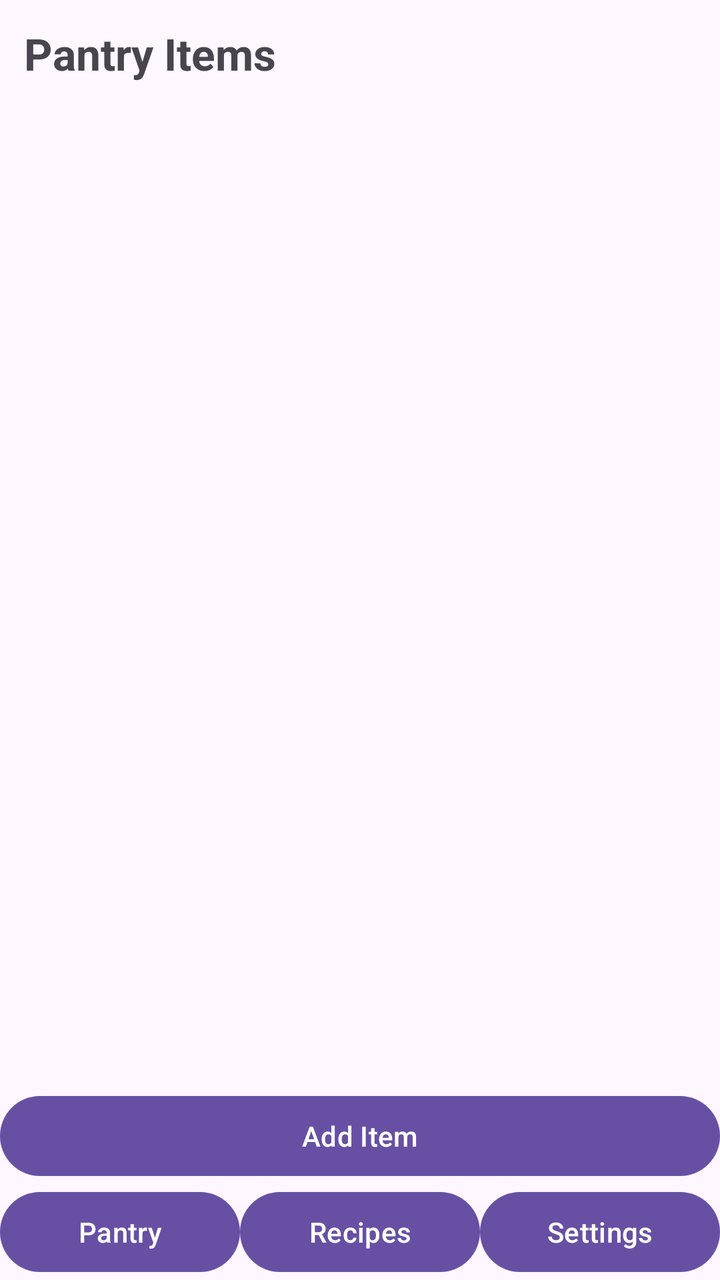
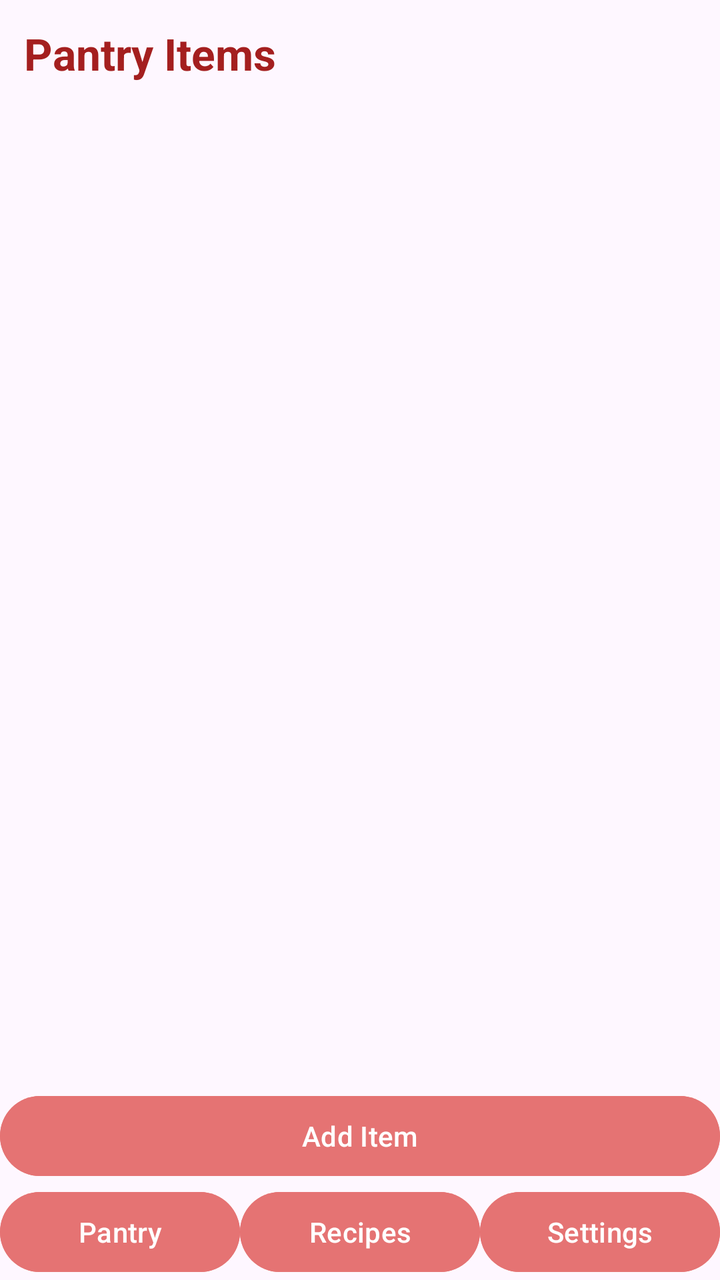

Before-and-after screenshots of an Android layout around one commit, followed by the original layout XML and the change that was made.
<!-- AndroidManifest.xml: application theme Theme.SmartPantryManager -->
<!-- res/layout/activity_pantry_list.xml -->
<?xml version="1.0" encoding="utf-8"?>
<androidx.constraintlayout.widget.ConstraintLayout
    xmlns:android="http://schemas.android.com/apk/res/android"
    xmlns:app="http://schemas.android.com/apk/res-auto"
    android:layout_width="match_parent"
    android:layout_height="match_parent"
    android:fitsSystemWindows="true">

    <androidx.recyclerview.widget.RecyclerView
        android:id="@+id/rvPantryList"
        android:layout_width="0dp"
        android:layout_height="0dp"
        app:layout_constraintTop_toBottomOf="@id/tvPantryTitle"
        app:layout_constraintBottom_toTopOf="@id/btnAddItem"
        app:layout_constraintStart_toStartOf="parent"
        app:layout_constraintEnd_toEndOf="parent" />

    <TextView
        android:id="@+id/tvPantryTitle"
        android:layout_width="wrap_content"
        android:layout_height="wrap_content"
        android:text="Pantry Items"
        android:textSize="22sp"
        android:textStyle="bold"
        android:padding="12dp"
        app:layout_constraintTop_toTopOf="parent"
        app:layout_constraintStart_toStartOf="parent" />

    <Button
        android:id="@+id/btnAddItem"
        android:layout_width="match_parent"
        android:layout_height="wrap_content"
        android:text="Add Item"
        app:layout_constraintBottom_toTopOf="@id/navBar"
        app:layout_constraintStart_toStartOf="parent"
        app:layout_constraintEnd_toEndOf="parent" />

    <LinearLayout
        android:id="@+id/navBar"
        android:layout_width="match_parent"
        android:layout_height="wrap_content"
        android:orientation="horizontal"
        app:layout_constraintBottom_toBottomOf="parent">

        <Button
            android:id="@+id/navPantry"
            android:layout_width="0dp"
            android:layout_height="wrap_content"
            android:layout_weight="1"
            android:text="Pantry" />

        <Button
            android:id="@+id/navRecipes"
            android:layout_width="0dp"
            android:layout_height="wrap_content"
            android:layout_weight="1"
            android:text="Recipes" />

        <Button
            android:id="@+id/navSettings"
            android:layout_width="0dp"
            android:layout_height="wrap_content"
            android:layout_weight="1"
            android:text="Settings" />

    </LinearLayout>

</androidx.constraintlayout.widget.ConstraintLayout>
<!-- resources referenced by this layout -->
<resources>
  <style name="Theme.SmartPantryManager" parent="Base.Theme.SmartPantryManager" />
  <style name="Base.Theme.SmartPantryManager" parent="Theme.Material3.DayNight.NoActionBar">
          
          
      </style>
</resources>

<!-- the commit's change to res/layout/activity_pantry_list.xml (unified diff, before → after) -->
@@ -23,6 +23,7 @@
         android:textSize="22sp"
         android:textStyle="bold"
         android:padding="12dp"
+        android:textColor="@color/heading_red"
         app:layout_constraintTop_toTopOf="parent"
         app:layout_constraintStart_toStartOf="parent" />
 
@@ -31,6 +32,8 @@
         android:layout_width="match_parent"
         android:layout_height="wrap_content"
         android:text="Add Item"
+        android:backgroundTint="@color/button_red"
+        android:textColor="@color/white"
         app:layout_constraintBottom_toTopOf="@id/navBar"
         app:layout_constraintStart_toStartOf="parent"
         app:layout_constraintEnd_toEndOf="parent" />
@@ -47,21 +50,27 @@
             android:layout_width="0dp"
             android:layout_height="wrap_content"
             android:layout_weight="1"
-            android:text="Pantry" />
+            android:text="Pantry"
+            android:backgroundTint="@color/button_red"
+            android:textColor="@color/white"/>
 
         <Button
             android:id="@+id/navRecipes"
             android:layout_width="0dp"
             android:layout_height="wrap_content"
             android:layout_weight="1"
-            android:text="Recipes" />
+            android:text="Recipes"
+            android:backgroundTint="@color/button_red"
+            android:textColor="@color/white"/>
 
         <Button
             android:id="@+id/navSettings"
             android:layout_width="0dp"
             android:layout_height="wrap_content"
             android:layout_weight="1"
-            android:text="Settings" />
+            android:text="Settings"
+            android:backgroundTint="@color/button_red"
+            android:textColor="@color/white"/>
 
     </LinearLayout>
 
<!-- resource entries referenced after the edit -->
@@ -1,5 +1,8 @@
 <!-- resources referenced by this layout -->
 <resources>
+  <color name="button_red">#E57373</color>
+  <color name="heading_red">#A41F1F</color>
+  <color name="white">#FFFFFFFF</color>
   <style name="Theme.SmartPantryManager" parent="Base.Theme.SmartPantryManager" />
   <style name="Base.Theme.SmartPantryManager" parent="Theme.Material3.DayNight.NoActionBar">
           
